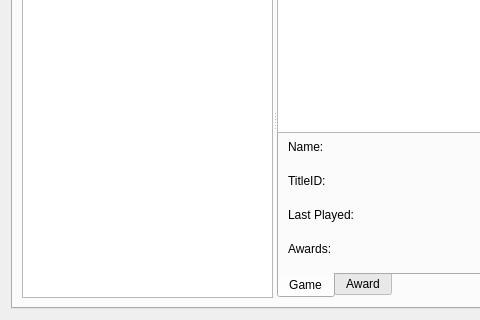
Qt form Velocity/profileeditor.ui (hetelek/Velocity) before a commit; both pictures show x 0 to 480 and y 104 to 424 of the 920 by 424 pixel window.
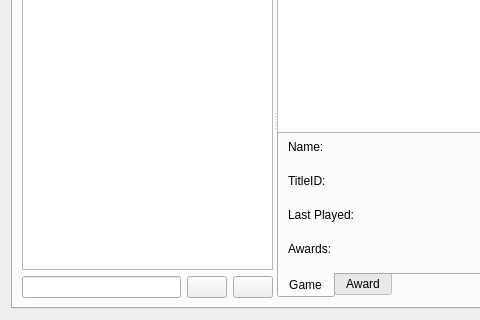
The same form after that commit. The open tabs and pages were chosen to show the change. Icons and pictures are not drawn.

Commit message: added achievement and award game searching

The edit to the form file:
```diff
--- a/Velocity/profileeditor.ui
+++ b/Velocity/profileeditor.ui
@@ -733,12 +733,15 @@
       <attribute name="title">
        <string>Avatar Awards</string>
       </attribute>
-      <layout class="QGridLayout" name="gridLayout_12">
-       <item row="0" column="0">
+      <layout class="QVBoxLayout" name="verticalLayout_7">
+       <item>
         <widget class="QSplitter" name="splitter_4">
          <property name="orientation">
           <enum>Qt::Horizontal</enum>
          </property>
+         <widget class="QWidget" name="">
+          <layout class="QVBoxLayout" name="verticalLayout_6">
+           <item>
          <widget class="QTreeWidget" name="aaGamelist">
           <property name="maximumSize">
            <size>
@@ -758,7 +761,39 @@
            </property>
           </column>
          </widget>
-         <widget class="QSplitter" name="splitter_2">
+           </item>
+           <item>
+            <layout class="QHBoxLayout" name="horizontalLayout_3">
+             <item>
+              <widget class="QLineEdit" name="txtAwardGameSearch"/>
+             </item>
+             <item>
+              <widget class="QPushButton" name="btnAwardGo">
+               <property name="text">
+                <string/>
+               </property>
+               <property name="icon">
+                <iconset resource="Resources.qrc">
+                 <normaloff>:/Images/go.png</normaloff>:/Images/go.png</iconset>
+               </property>
+              </widget>
+             </item>
+             <item>
+              <widget class="QPushButton" name="btnAwardShowAll">
+               <property name="text">
+                <string/>
+               </property>
+               <property name="icon">
+                <iconset resource="Resources.qrc">
+                 <normaloff>:/Images/undo.png</normaloff>:/Images/undo.png</iconset>
+               </property>
+              </widget>
+             </item>
+            </layout>
+           </item>
+          </layout>
+         </widget>
+         <widget class="QSplitter" name="splitter_3">
           <property name="orientation">
            <enum>Qt::Vertical</enum>
           </property>
```
Left out of the diff: 45 changed lines with no effect on the pictures. Lines whose indentation alone changed are shown as unchanged. The commit also changes 2 other files.
